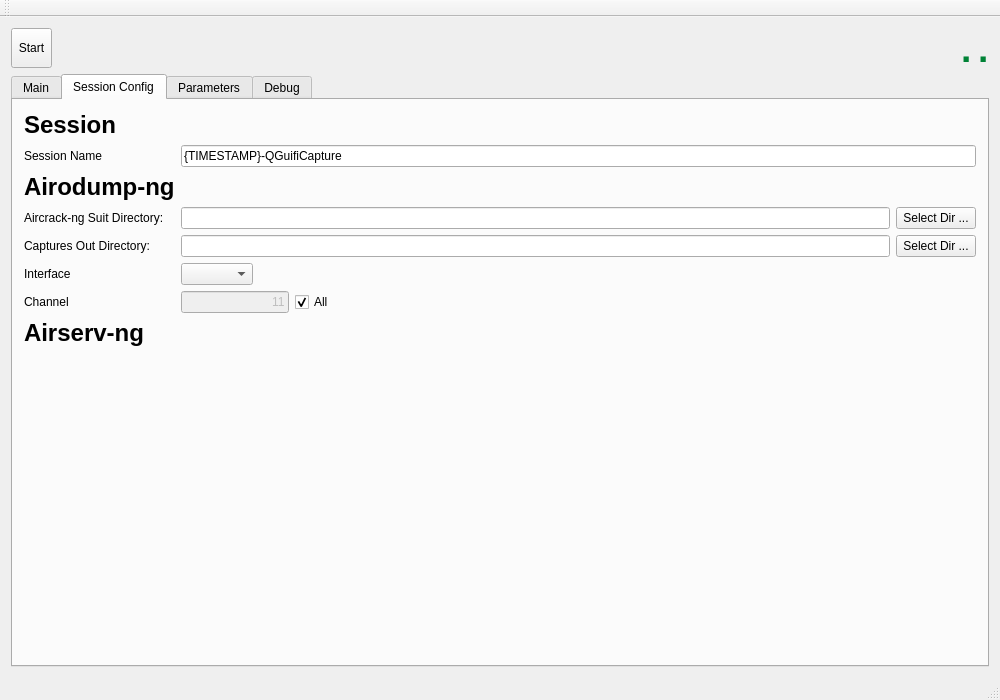
Qt form guifidecrypter.ui (NachE/QGuifi) before a commit.
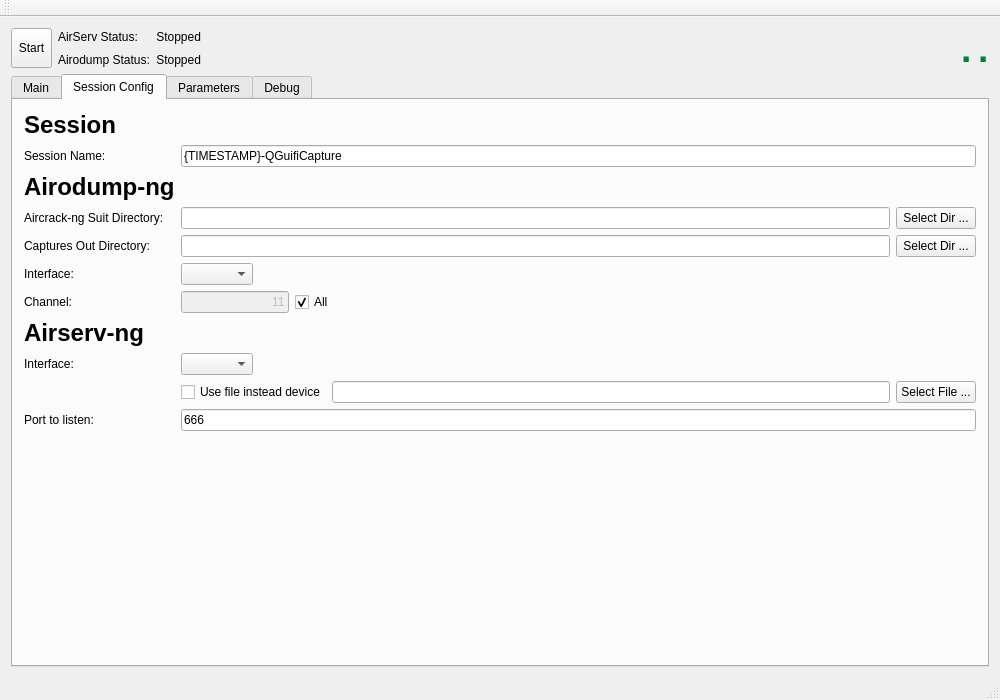
The same form after that commit.

Commit message: conecting code, airserv widgets, config tab

What changed in the file:
```diff
--- a/guifidecrypter.ui
+++ b/guifidecrypter.ui
@@ -34,6 +34,52 @@
       </property>
       <item row="0" column="7">
        <layout class="QHBoxLayout" name="horizontalLayout">
+        <item>
+         <layout class="QVBoxLayout" name="verticalLayout">
+          <item>
+           <layout class="QHBoxLayout" name="horizontalLayout_10">
+            <item>
+             <widget class="QLabel" name="label_19">
+              <property name="text">
+               <string>AirServ Status:</string>
+              </property>
+             </widget>
+            </item>
+            <item>
+             <widget class="QLabel" name="label_18">
+              <property name="text">
+               <string>Stopped</string>
+              </property>
+              <property name="alignment">
+               <set>Qt::AlignRight|Qt::AlignTrailing|Qt::AlignVCenter</set>
+              </property>
+             </widget>
+            </item>
+           </layout>
+          </item>
+          <item>
+           <layout class="QHBoxLayout" name="horizontalLayout_11">
+            <item>
+             <widget class="QLabel" name="label_21">
+              <property name="text">
+               <string>Airodump Status:</string>
+              </property>
+             </widget>
+            </item>
+            <item>
+             <widget class="QLabel" name="label_20">
+              <property name="text">
+               <string>Stopped</string>
+              </property>
+              <property name="alignment">
+               <set>Qt::AlignRight|Qt::AlignTrailing|Qt::AlignVCenter</set>
+              </property>
+             </widget>
+            </item>
+           </layout>
+          </item>
+         </layout>
+        </item>
         <item>
          <spacer name="horizontalSpacer">
           <property name="orientation">
@@ -251,7 +297,7 @@
           <item row="1" column="0">
            <widget class="QLabel" name="label_14">
             <property name="text">
-             <string>Session Name</string>
+             <string>Session Name:</string>
             </property>
            </widget>
           </item>
@@ -325,7 +371,7 @@
           <item row="5" column="0">
            <widget class="QLabel" name="label">
             <property name="text">
-             <string>Interface</string>
+             <string>Interface:</string>
             </property>
            </widget>
           </item>
@@ -355,7 +401,7 @@
              <bool>true</bool>
             </property>
             <property name="text">
-             <string>Channel</string>
+             <string>Channel:</string>
             </property>
            </widget>
           </item>
@@ -418,6 +464,72 @@
             </property>
            </widget>
           </item>
+          <item row="8" column="0">
+           <widget class="QLabel" name="label_16">
+            <property name="text">
+             <string>Interface:</string>
+            </property>
+           </widget>
+          </item>
+          <item row="8" column="1">
+           <layout class="QHBoxLayout" name="horizontalLayout_6">
+            <item>
+             <widget class="QComboBox" name="comboBoxInterfaceAirserv"/>
+            </item>
+            <item>
+             <spacer name="horizontalSpacer_4">
+              <property name="orientation">
+               <enum>Qt::Horizontal</enum>
+              </property>
+              <property name="sizeHint" stdset="0">
+               <size>
+                <width>40</width>
+                <height>20</height>
+               </size>
+              </property>
+             </spacer>
+            </item>
+           </layout>
+          </item>
+          <item row="10" column="0">
+           <widget class="QLabel" name="label_17">
+            <property name="text">
+             <string>Port to listen:</string>
+            </property>
+           </widget>
+          </item>
+          <item row="10" column="1">
+           <widget class="QLineEdit" name="lineEditAirservPort">
+            <property name="text">
+             <string>666</string>
+            </property>
+           </widget>
+          </item>
+          <item row="9" column="1">
+           <layout class="QHBoxLayout" name="horizontalLayout_9">
+            <item>
+             <widget class="QCheckBox" name="checkBox">
+              <property name="text">
+               <string>Use file instead device</string>
+              </property>
+             </widget>
+            </item>
+            <item>
+             <widget class="QLineEdit" name="lineEditAirservDev">
+              <property name="readOnly">
+               <bool>true</bool>
+              </property>
+             </widget>
+            </item>
+            <item>
+             <widget class="QPushButton" name="pushButtonAirservDevFile">
+              <property name="text">
+               <string>Select File ...</string>
+              </property>
+             </widget>
+            </item>
+           </layout>
+          </item>
          </layout>
         </item>
        </layout>
```
Left out of the diff: 4 changed lines with no effect on the pictures. The commit also changes 2 other files.
